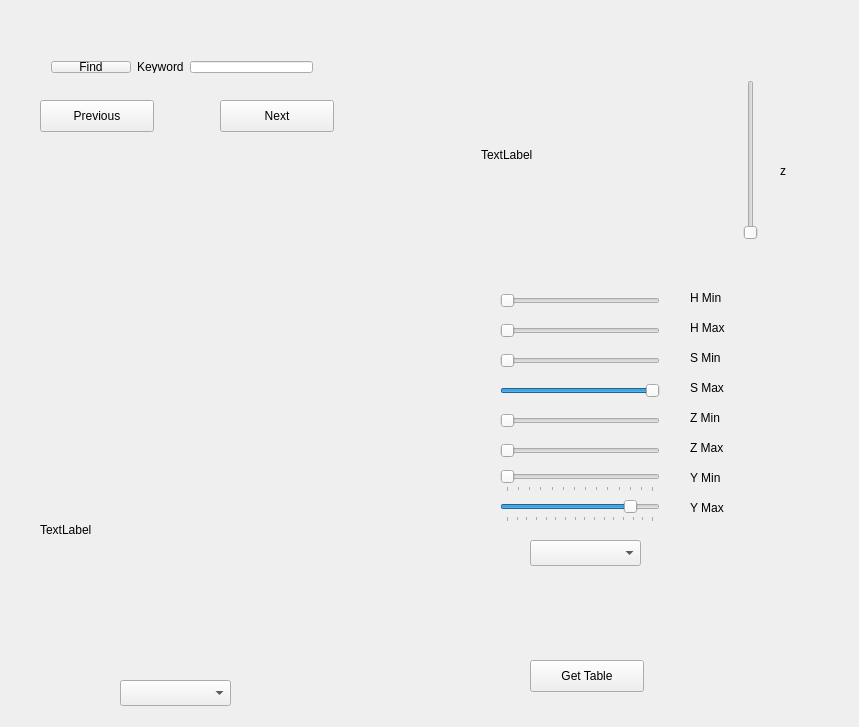
Above: colorcreator.ui from northern-bites/nbites before the change. Below: the same form after it.
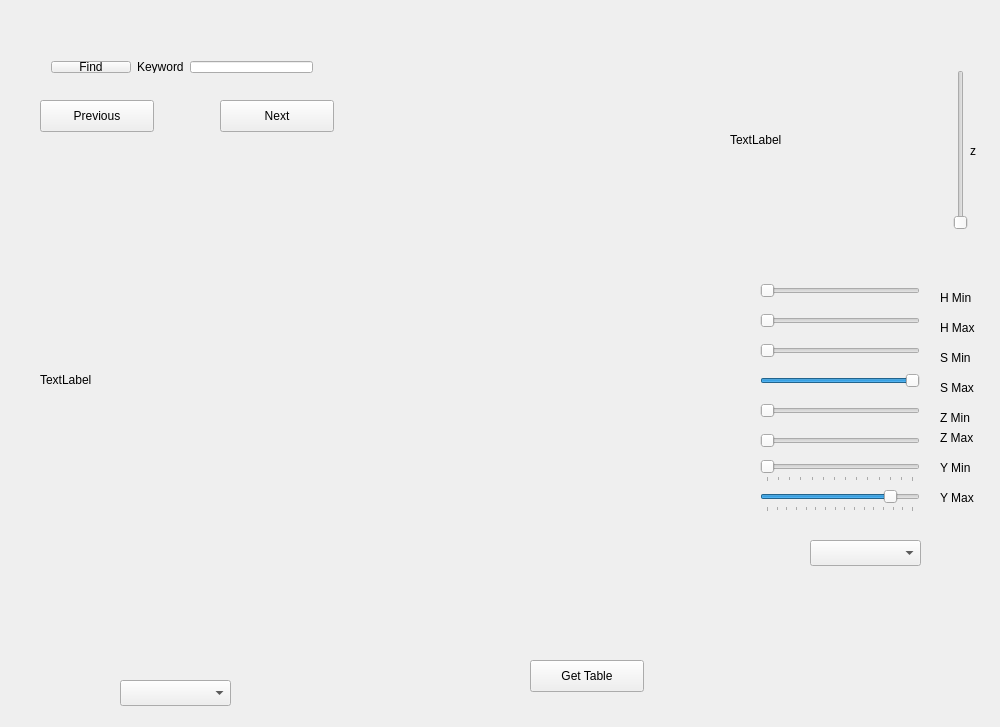
That is the form after the change.

Patch:
```diff
--- a/colorcreator.ui
+++ b/colorcreator.ui
@@ -6,7 +6,7 @@
    <rect>
     <x>0</x>
     <y>0</y>
-    <width>859</width>
+    <width>1000</width>
     <height>727</height>
    </rect>
   </property>
@@ -16,22 +16,6 @@
   <property name="windowTitle">
    <string>ColorCreator</string>
   </property>
-  <widget class="QLabel" name="BaseImage">
-   <property name="geometry">
-    <rect>
-     <x>40</x>
-     <y>140</y>
-     <width>320</width>
-     <height>240</height>
-    </rect>
-   </property>
-   <property name="mouseTracking">
-    <bool>false</bool>
-   </property>
-   <property name="text">
-    <string> </string>
-   </property>
-  </widget>
   <widget class="QPushButton" name="previousButton">
    <property name="geometry">
     <rect>
@@ -61,8 +45,8 @@
   <widget class="QLabel" name="colorWheel">
    <property name="geometry">
     <rect>
-     <x>481</x>
-     <y>55</y>
+     <x>730</x>
+     <y>40</y>
      <width>200</width>
      <height>200</height>
     </rect>
@@ -74,8 +58,8 @@
   <widget class="QSlider" name="hMin">
    <property name="geometry">
     <rect>
-     <x>500</x>
-     <y>290</y>
+     <x>760</x>
+     <y>280</y>
      <width>160</width>
      <height>22</height>
     </rect>
@@ -90,8 +74,8 @@
   <widget class="QSlider" name="hMax">
    <property name="geometry">
     <rect>
-     <x>500</x>
-     <y>320</y>
+     <x>760</x>
+     <y>310</y>
      <width>160</width>
      <height>22</height>
     </rect>
@@ -106,8 +90,8 @@
   <widget class="QSlider" name="sMin">
    <property name="geometry">
     <rect>
-     <x>500</x>
-     <y>350</y>
+     <x>760</x>
+     <y>340</y>
      <width>160</width>
      <height>22</height>
     </rect>
@@ -122,8 +106,8 @@
   <widget class="QSlider" name="sMax">
    <property name="geometry">
     <rect>
-     <x>500</x>
-     <y>380</y>
+     <x>760</x>
+     <y>370</y>
      <width>160</width>
      <height>22</height>
     </rect>
@@ -141,8 +125,8 @@
   <widget class="QSlider" name="yMin">
    <property name="geometry">
     <rect>
-     <x>500</x>
-     <y>470</y>
+     <x>760</x>
+     <y>460</y>
      <width>160</width>
      <height>22</height>
     </rect>
@@ -169,8 +153,8 @@
   <widget class="QSlider" name="yMax">
    <property name="geometry">
     <rect>
-     <x>500</x>
-     <y>500</y>
+     <x>760</x>
+     <y>490</y>
      <width>160</width>
      <height>22</height>
     </rect>
@@ -200,8 +184,8 @@
   <widget class="QSlider" name="zSlice">
    <property name="geometry">
     <rect>
-     <x>740</x>
-     <y>80</y>
+     <x>950</x>
+     <y>70</y>
      <width>22</width>
      <height>160</height>
     </rect>
@@ -213,7 +197,7 @@
   <widget class="QComboBox" name="colorSelect">
    <property name="geometry">
     <rect>
-     <x>530</x>
+     <x>810</x>
      <y>540</y>
      <width>111</width>
      <height>26</height>
@@ -224,9 +208,9 @@
    <property name="geometry">
     <rect>
      <x>40</x>
-     <y>410</y>
-     <width>320</width>
-     <height>240</height>
+     <y>140</y>
+     <width>640</width>
+     <height>480</height>
     </rect>
    </property>
    <property name="text">
@@ -246,7 +230,7 @@
   <widget class="QLabel" name="label_2">
    <property name="geometry">
     <rect>
-     <x>690</x>
+     <x>940</x>
      <y>290</y>
      <width>62</width>
      <height>16</height>
@@ -259,7 +243,7 @@
   <widget class="QLabel" name="label_3">
    <property name="geometry">
     <rect>
-     <x>690</x>
+     <x>940</x>
      <y>320</y>
      <width>62</width>
      <height>16</height>
@@ -272,7 +256,7 @@
   <widget class="QLabel" name="label_4">
    <property name="geometry">
     <rect>
-     <x>690</x>
+     <x>940</x>
      <y>350</y>
      <width>62</width>
      <height>16</height>
@@ -285,7 +269,7 @@
   <widget class="QLabel" name="label_5">
    <property name="geometry">
     <rect>
-     <x>690</x>
+     <x>940</x>
      <y>380</y>
      <width>62</width>
      <height>16</height>
@@ -298,8 +282,8 @@
   <widget class="QLabel" name="label_6">
    <property name="geometry">
     <rect>
-     <x>690</x>
-     <y>470</y>
+     <x>940</x>
+     <y>460</y>
      <width>62</width>
      <height>16</height>
     </rect>
@@ -311,8 +295,8 @@
   <widget class="QLabel" name="label_7">
    <property name="geometry">
     <rect>
-     <x>690</x>
-     <y>500</y>
+     <x>940</x>
+     <y>490</y>
      <width>62</width>
      <height>16</height>
     </rect>
@@ -324,8 +308,8 @@
   <widget class="QLabel" name="label_8">
    <property name="geometry">
     <rect>
-     <x>780</x>
-     <y>130</y>
+     <x>970</x>
+     <y>110</y>
      <width>16</width>
      <height>81</height>
     </rect>
@@ -340,8 +324,8 @@
   <widget class="QSlider" name="zMin">
    <property name="geometry">
     <rect>
-     <x>500</x>
-     <y>410</y>
+     <x>760</x>
+     <y>400</y>
      <width>160</width>
      <height>22</height>
     </rect>
@@ -353,8 +337,8 @@
   <widget class="QSlider" name="zMax">
    <property name="geometry">
     <rect>
-     <x>500</x>
-     <y>440</y>
+     <x>760</x>
+     <y>430</y>
      <width>160</width>
      <height>22</height>
     </rect>
@@ -366,7 +350,7 @@
   <widget class="QLabel" name="label_9">
    <property name="geometry">
     <rect>
-     <x>690</x>
+     <x>940</x>
      <y>410</y>
      <width>62</width>
      <height>16</height>
@@ -379,8 +363,8 @@
   <widget class="QLabel" name="label_10">
    <property name="geometry">
     <rect>
-     <x>690</x>
-     <y>440</y>
+     <x>940</x>
+     <y>430</y>
      <width>62</width>
      <height>16</height>
     </rect>
@@ -402,7 +386,7 @@
     <string>Get Table</string>
    </property>
   </widget>
-  <widget class="QWidget" name="">
+  <widget class="QWidget" name="layoutWidget">
    <property name="geometry">
     <rect>
      <x>40</x>
```
